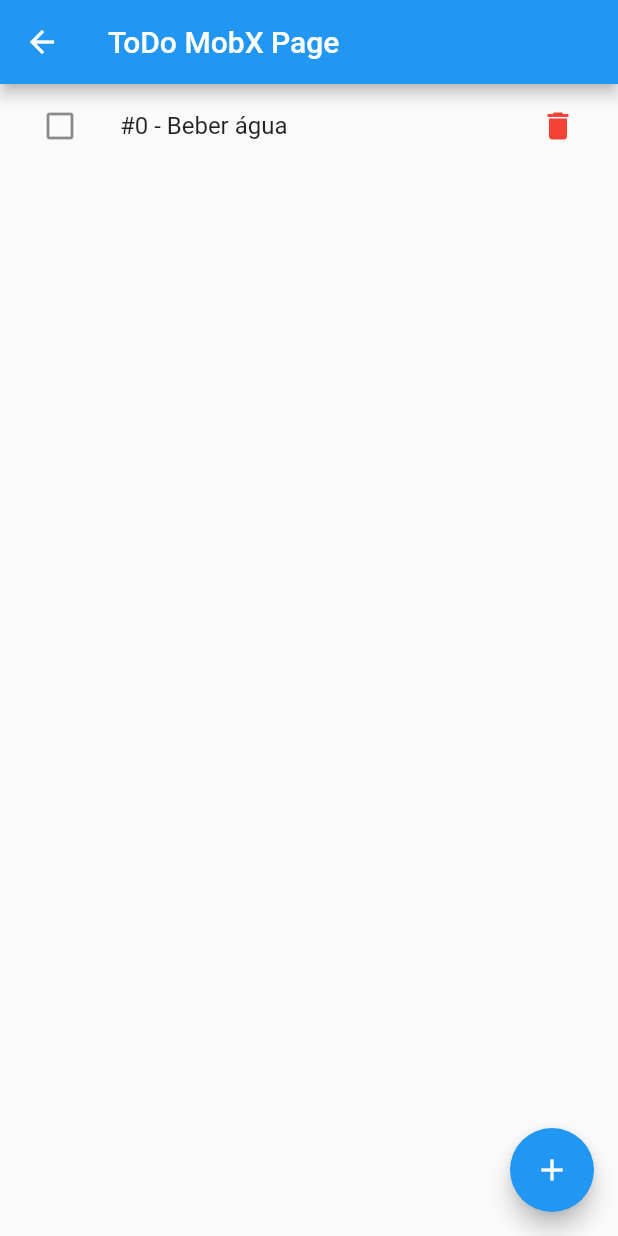
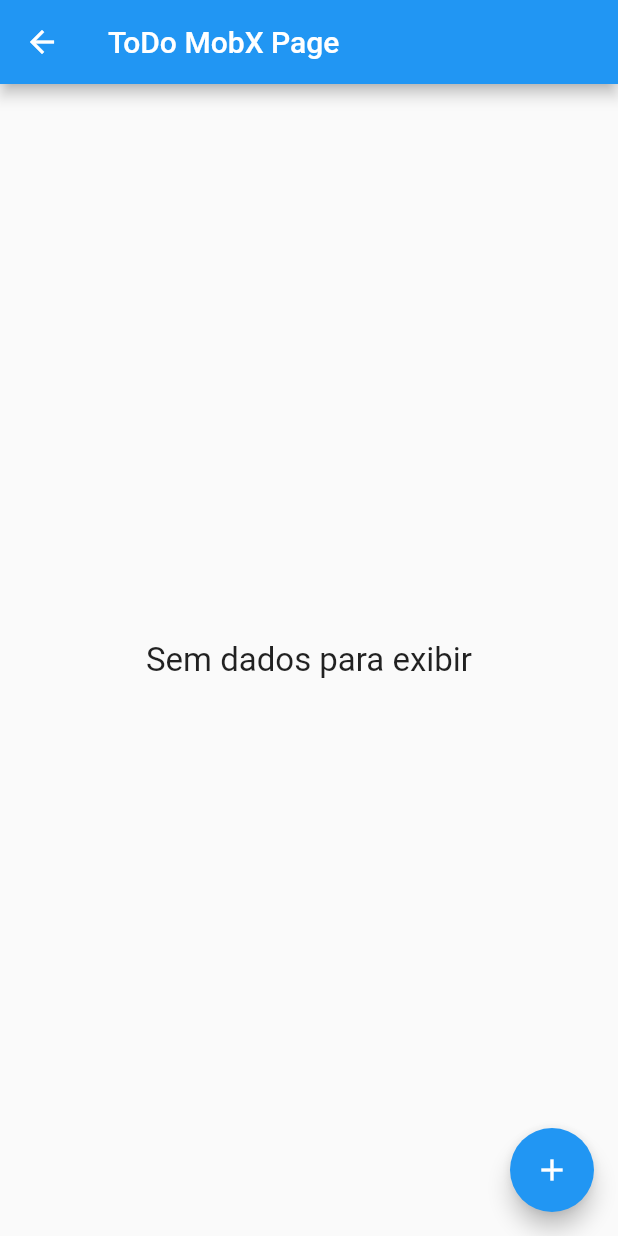
Before and after one commit to henrikemx/lista-de-tarefas, a Flutter app: the TodoMobXPage screen opened by its route, after a tap on the "delete" icon, on a phone screen of 412 x 824 dp. Run offline on Flutter 3.47's test engine with Material 2 defaults, Android fonts, the phone set to English and light mode, and no system bars; our stand-ins replace flutter_mobx, mobx; generated files the repository leaves out were written again.

Commit message:
Projeto atualiado às 11:50 hs de 20/03/2020

```diff
--- a/lib/mobx/todo_mobx.dart
+++ b/lib/mobx/todo_mobx.dart
@@ -39,6 +39,6 @@ class TodoMobX {
   }
 
   void _remove(int id){
-    content.where((item) => item['id'] == id);
+    content.removeWhere((item) => item['id'] == id);
   }
 }
--- a/lib/mobx_codegen/todo_mobx_codegen.dart
+++ b/lib/mobx_codegen/todo_mobx_codegen.dart
@@ -4,11 +4,11 @@ part 'todo_mobx_codegen.g.dart';
 class TodoMobXCodegen = TodoMobXCodegenBase with _$TodoMobXCodegen;
 
 abstract class TodoMobXCodegenBase with Store {
+  int _id = 0;
+
   TodoMobXCodegenBase(){
     addItem();
   }
-
-  int _id = 0;
 
   @observable
   ObservableList content = ObservableList();
@@ -38,6 +38,8 @@ abstract class TodoMobXCodegenBase with Store {
 
   @action
   remove(int id){
-    content.where((item) => item['id'] == id);
+    content.removeWhere((item) => item['id'] == id);
+    print('===================');
+    print('O valor de id = $id');
   }
 }
--- a/lib/pages/Todo_MobX_Page.dart
+++ b/lib/pages/Todo_MobX_Page.dart
@@ -17,11 +17,21 @@ class TodoMobXPage extends StatelessWidget {
       body: Center(
         child: Observer(
           builder: (BuildContext context) {
+
+                  if (_todoMobXCodegen.content.length == 0){
+                    return Text('Sem dados para exibir',
+                    style: TextStyle(
+                      fontSize: 22,
+                    ),);
+                  }
+
             return ListView.builder(
               itemCount: _todoMobXCodegen.content.length,
               itemBuilder: (BuildContext context, int i){
 
                       var item = _todoMobXCodegen.content[i];
+                      print('=====================');
+                      print('Valor de item = $item');
 
                       return ListTile(
                         leading: IconButton(
```
